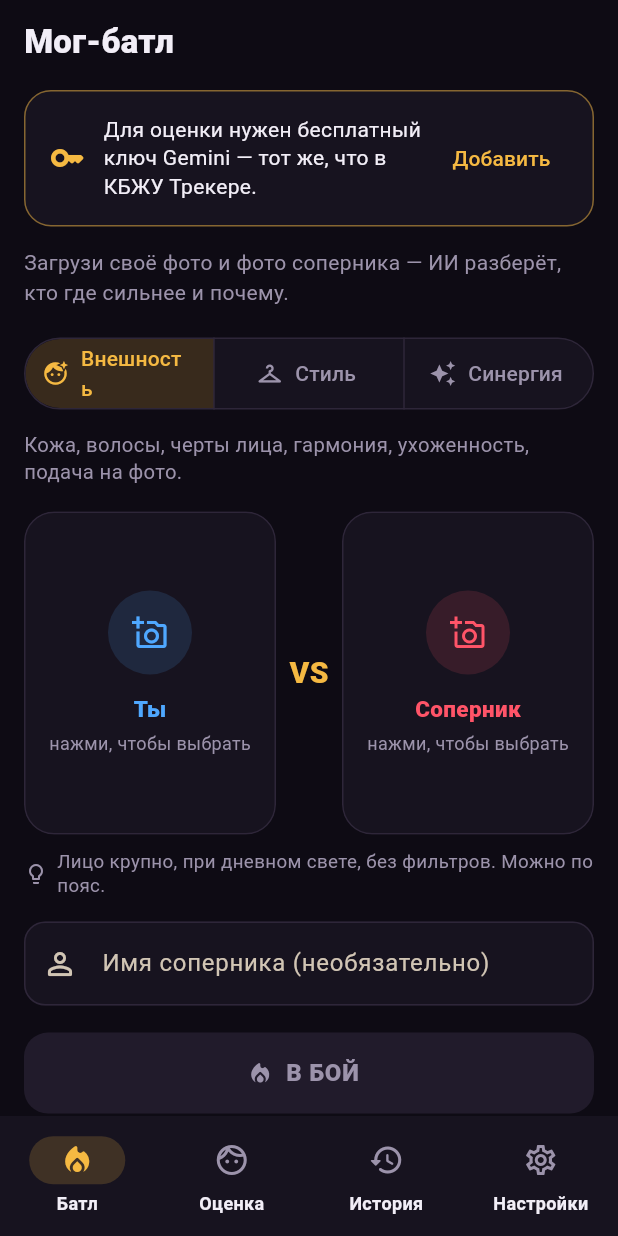
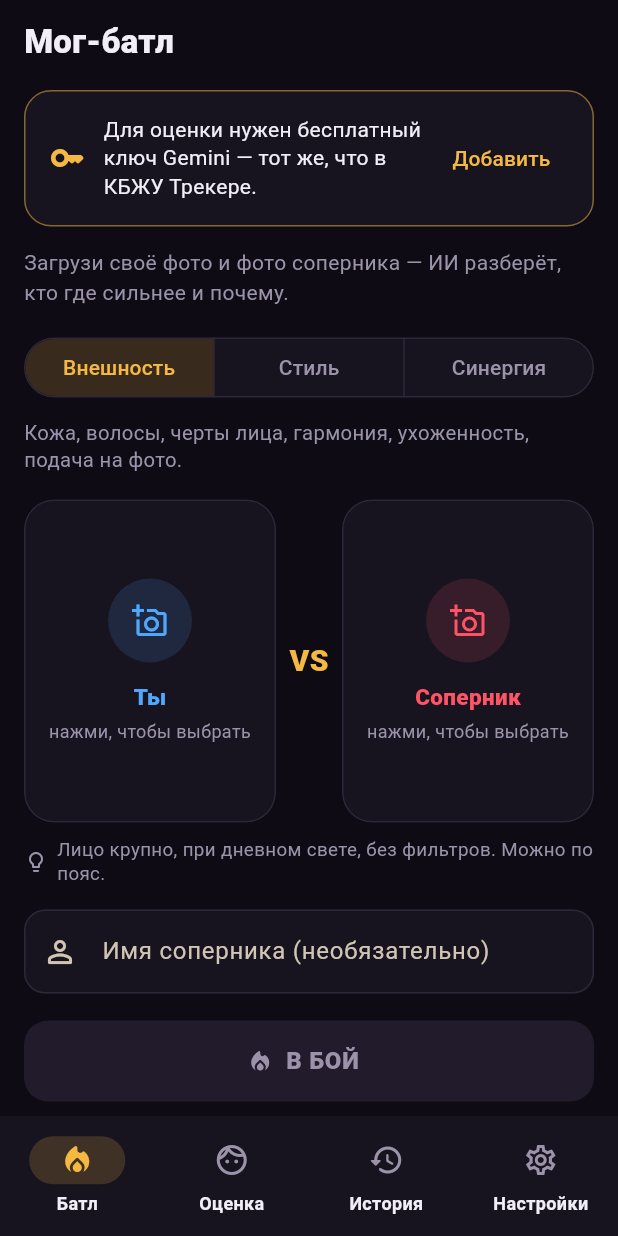
Before and after one commit to Wateroflord/mog-battle, a Flutter app: the screen it shows after launch, on a phone screen of 412 x 824 dp. Run offline on Flutter 3.47's test engine with Material 3 defaults, Android fonts, the phone set to English and light mode, and no system bars; our stand-ins replace image_picker.

Commit message:
Переключатель режимов без переносов на узких экранах
Co-Authored-By: Claude Opus 5.5 <noreply@anthropic.com>
Claude-Session: https://claude.ai/code/session_01KHEU6krcWZixZGN8EaXF5w

```diff
--- a/lib/screens/common.dart
+++ b/lib/screens/common.dart
@@ -55,7 +55,7 @@ class PhotoSlot extends StatelessWidget {
                     const SizedBox(height: 12),
                     Text(label, style: TextStyle(fontWeight: FontWeight.w800, color: color, fontSize: 15)),
                     const SizedBox(height: 4),
-                    const Text('нажми, чтобы выбрать', style: TextStyle(color: C.muted, fontSize: 12)),
+                    const Text('нажми, чтобы выбрать', textAlign: TextAlign.center, style: TextStyle(color: C.muted, fontSize: 12)),
                   ])
                 : Stack(fit: StackFit.expand, children: [
                     Image.memory(photo!.full, fit: BoxFit.cover, gaplessPlayback: true),
--- a/lib/widgets.dart
+++ b/lib/widgets.dart
@@ -288,7 +288,13 @@ class KindPicker extends StatelessWidget {
             showSelectedIcon: false,
             segments: [
               for (final k in Kind.values)
-                ButtonSegment(value: k, label: Text(k.title), icon: Icon(k.icon, size: 18)),
+                ButtonSegment(
+                  value: k,
+                  label: FittedBox(
+                    fit: BoxFit.scaleDown,
+                    child: Text(k.title, maxLines: 1, softWrap: false),
+                  ),
+                ),
             ],
             selected: {value},
             onSelectionChanged: (s) => onChanged(s.first),
```
